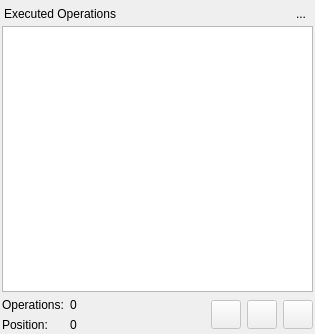
Before: the Qt Designer form libpgmodeler_ui/ui/operationlistwidget.ui in pgmodeler/pgmodeler, drawn with Qt 5.
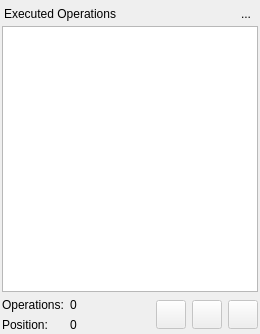
After: the same form once the commit is applied. Icons and pictures are not drawn.

Diff of the .ui file:
```diff
--- a/libpgmodeler_ui/ui/operationlistwidget.ui
+++ b/libpgmodeler_ui/ui/operationlistwidget.ui
@@ -9,13 +9,19 @@
    <rect>
     <x>0</x>
     <y>0</y>
-    <width>315</width>
+    <width>260</width>
     <height>334</height>
    </rect>
   </property>
+  <property name="sizePolicy">
+   <sizepolicy hsizetype="MinimumExpanding" vsizetype="Preferred">
+    <horstretch>0</horstretch>
+    <verstretch>0</verstretch>
+   </sizepolicy>
+  </property>
   <property name="minimumSize">
    <size>
-    <width>0</width>
+    <width>260</width>
     <height>0</height>
    </size>
   </property>
```
